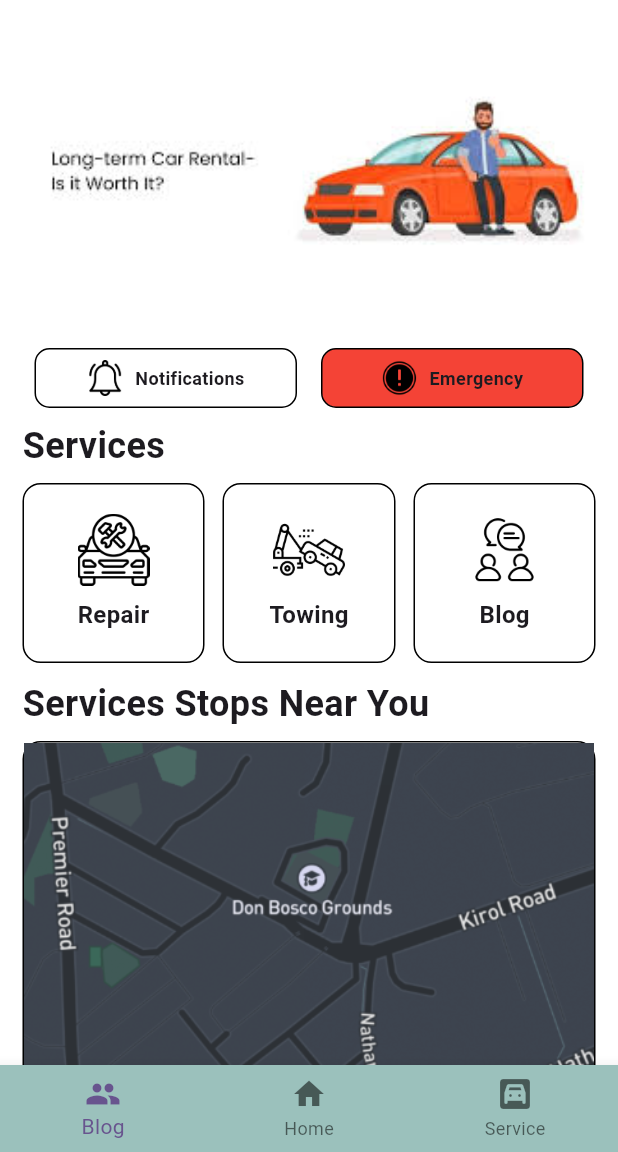
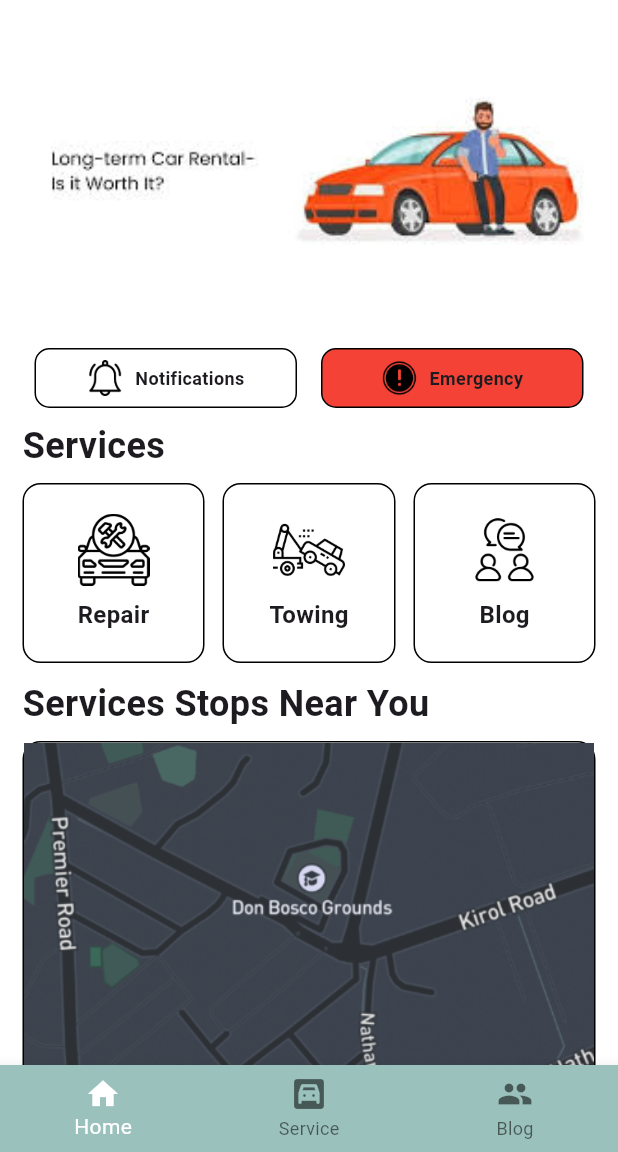
Before and after one commit to DwayneNixon/road_rescue_app, a Flutter app: the screen it shows after launch, after a tap on "Blog", on a phone screen of 412 x 824 dp, the part 84-1236 px from its top. Run offline on Flutter 3.47's test engine with Material 3 defaults, Android fonts, the phone set to English and light mode, and no system bars; drawn by our look-alikes of carousel_slider; our stand-ins replace firebase_auth, firebase_core, flutter_map, font_awesome_flutter, google_fonts, latlong2; missing offline and left inert: flutter_phone_direct_caller; accounts and stored records are empty.

Commit message:
Final Changes Before Presentation

```diff
--- a/lib/homePage.dart
+++ b/lib/homePage.dart
@@ -74,6 +74,14 @@ class RR extends StatelessWidget {
                       ),
                       Image.asset(
                         'assets/images/HomePage_icons/blog_11.jpg',
+                        fit: BoxFit.cover,
+                      ),
+                      Image.asset(
+                        'assets/images/HomePage_icons/3cd03974-13be-4ddd-81e8-d87a8e842b3b.jpeg',
+                        fit: BoxFit.cover,
+                      ),
+                      Image.asset(
+                        'assets/images/HomePage_icons/6701eec5-6388-4bdc-89c7-10b12fb64a8c.jpeg',
                         fit: BoxFit.cover,
                       ),
                       // Add more images here
@@ -358,10 +366,6 @@ class RR extends StatelessWidget {
       bottomNavigationBar: BottomNavigationBar(
         items: <BottomNavigationBarItem>[
           BottomNavigationBarItem(
-            icon: Icon(Icons.people),
-            label: 'Blog',
-          ),
-          BottomNavigationBarItem(
             icon: Icon(Icons.home),
             label: 'Home',
           ),
@@ -369,7 +373,12 @@ class RR extends StatelessWidget {
             icon: Icon(Icons.garage),
             label: 'Service',
           ),
+          BottomNavigationBarItem(
+            icon: Icon(Icons.people),
+            label: 'Blog',
+          ),
         ],
+        currentIndex: 0, // Set the default index to 1
         onTap: (int index) {
           // Handle navigation based on the index tapped
           switch (index) {
@@ -377,23 +386,24 @@ class RR extends StatelessWidget {
               Navigator.push(
                 context,
                 MaterialPageRoute(
+                  builder: (context) => PicturePage(),
+                ),
+              );
+              break;
+            case 2:
+              break;
+            case 0:
+              Navigator.push(
+                context,
+                MaterialPageRoute(
                   builder: (context) => RR(),
                 ),
               );
               break;
-            case 2:
-              Navigator.push(
-                context,
-                MaterialPageRoute(
-                  builder: (context) => PicturePage(),
-                ),
-              );
-              break;
-            case 0:
-              break;
           }
         },
         backgroundColor: const Color(0xFF9BC1BC),
+        selectedItemColor: Colors.white,
       ),
     );
   }
```
Also changed, not shown: lib/Service.dart (+16 -14 lines), lib/garage.dart (+16 -14 lines), assets/images/HomePage_icons/3cd03974-13be-4ddd-81e8-d87a8e842b3b.jpeg (added), assets/images/HomePage_icons/6701eec5-6388-4bdc-89c7-10b12fb64a8c.jpeg (added).
